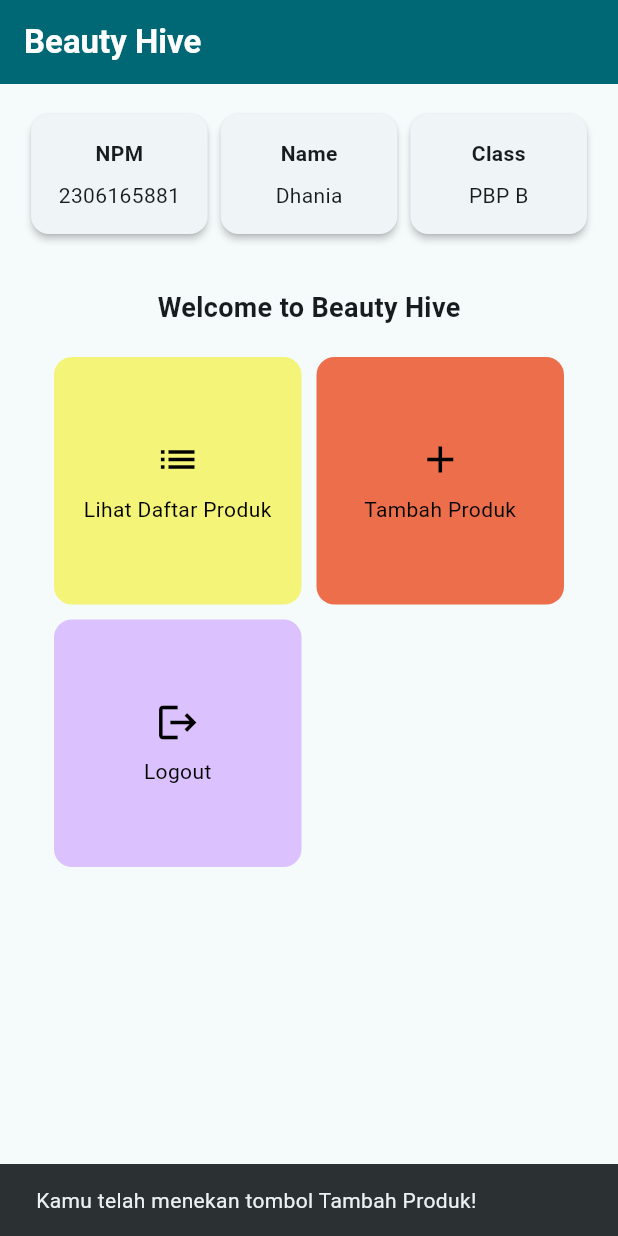
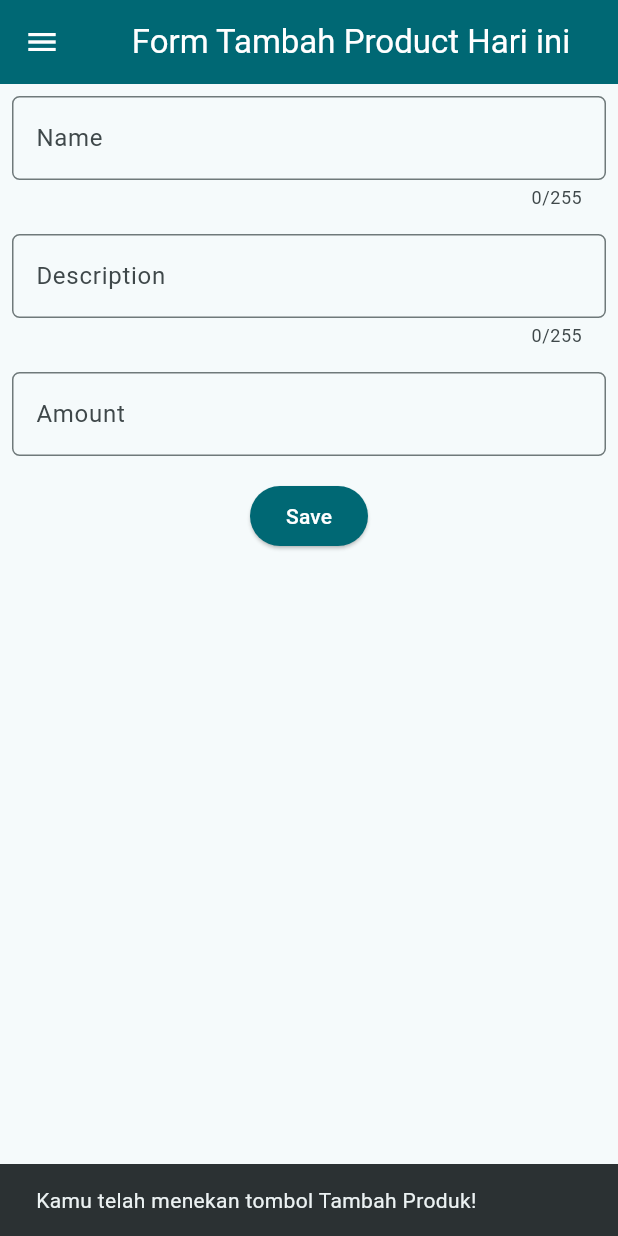
Before and after one commit to dhaniatiara/beauty-hive-mobile, a Flutter app: the screen it shows after launch, after a tap on "Tambah Produk", on a phone screen of 412 x 824 dp. Run offline on Flutter 3.47's test engine with Material 3 defaults, Android fonts, the phone set to English and light mode, and no system bars.

Commit message:
tugas 8 code done

```diff
--- a/lib/menu.dart
+++ b/lib/menu.dart
@@ -1,4 +1,6 @@
 import 'package:flutter/material.dart';
+import 'package:beauty_hive/widgets/left_drawer.dart';
+import 'package:beauty_hive/productentry_form.dart';
 
 class MyHomePage extends StatelessWidget {
   final String npm = '2306165881'; // NPM
@@ -25,7 +27,9 @@
           ),
         ),
         backgroundColor: Theme.of(context).colorScheme.primary,
+        iconTheme: const IconThemeData(color: Colors.white),
       ),
+      drawer: const LeftDrawer(),
       body: Padding(
         padding: const EdgeInsets.all(16.0),
         child: Column(
@@ -128,8 +132,14 @@
           ScaffoldMessenger.of(context)
             ..hideCurrentSnackBar()
             ..showSnackBar(
-              SnackBar(content: Text("Kamu telah menekan tombol ${item.name}!"))
+              SnackBar(content: Text("Kamu telah menekan tombol ${item.name}!")));
+
+          if (item.name == "Tambah Produk") {
+              Navigator.push(
+              context,
+              MaterialPageRoute(builder: (context) => const ProductEntryFormPage()),
             );
+          }
         },
         child: Container(
           padding: const EdgeInsets.all(8),
@@ -139,7 +149,7 @@
               children: [
                 Icon(
                   item.icon,
-                  color: Colors.black, // Ubah warna ikon menjadi hitam
+                  color: Colors.black,
                   size: 30.0,
                 ),
                 const SizedBox(height: 8),
--- /dev/null
+++ b/lib/productentry_form.dart
@@ -0,0 +1,168 @@
+import 'package:flutter/material.dart';
+import 'package:beauty_hive/widgets/left_drawer.dart';
+
+class ProductEntryFormPage extends StatefulWidget {
+  const ProductEntryFormPage({super.key});
+
+  @override
+  State<ProductEntryFormPage> createState() => _ProductEntryFormPageState();
+}
+
+class _ProductEntryFormPageState extends State<ProductEntryFormPage> {
+  final _formKey = GlobalKey<FormState>();
+  String _name = "";
+	String _description = "";
+	int _amount = 0;
+
+  @override
+  Widget build(BuildContext context) {
+    return Scaffold(
+      appBar: AppBar(
+        title: const Center(
+          child: Text(
+            'Form Tambah Product Hari ini',
+          ),
+        ),
+        backgroundColor: Theme.of(context).colorScheme.primary,
+        foregroundColor: Colors.white,
+      ),
+      drawer: const LeftDrawer(),
+      // TODO: Tambahkan drawer yang sudah dibuat di sini
+      body: Form(
+        key: _formKey,
+        child: SingleChildScrollView(
+                child: Column(
+                  crossAxisAlignment: CrossAxisAlignment.start,
+                  children: [
+                    Padding(
+                      padding: const EdgeInsets.all(8.0),
+                      child: TextFormField(
+                        decoration: InputDecoration(
+                          hintText: "Name",
+                          labelText: "Name",
+                          border: OutlineInputBorder(
+                            borderRadius: BorderRadius.circular(5.0),
+                          ),
+                        ),
+                        maxLength: 255,
+                        onChanged: (String? value) {
+                          setState(() {
+                            _name = value!;
+                          });
+                        },
+                        validator: (String? value) {
+                          if (value == null || value.isEmpty) {
+                            return "Name tidak boleh kosong!";
+                          }
+                          return null;
+                        },
+                      ),
+                    ),
+
+                    Padding(
+                      padding: const EdgeInsets.all(8.0),
+                      child: TextFormField(
+                        decoration: InputDecoration(
+                          hintText: "Description",
+                          labelText: "Description",
+                          border: OutlineInputBorder(
+                            borderRadius: BorderRadius.circular(5.0),
+                          ),
+                        ),
+                        maxLength: 255,
+                        onChanged: (String? value) {
+                          setState(() {
+                            _description = value!;
+                          });
+                        },
+                        validator: (String? value) {
+                          if (value == null || value.isEmpty) {
+                            return "Description tidak boleh kosong!";
+                          }
+                          return null;
+                        },
+                      ),
+                    ),
+                    Padding(
+                      padding: const EdgeInsets.all(8.0),
+                      child: TextFormField(
+                        decoration: InputDecoration(
+                          hintText: "Amount",
+                          labelText: "Amount",
+                          border: OutlineInputBorder(
+                            borderRadius: BorderRadius.circular(5.0),
+                          ),
+                        ),
+                        onChanged: (String? value) {
+                          setState(() {
+                            _amount = int.tryParse(value!) ?? 0;
+                          });
+                        },
+                        validator: (String? value) {
+                          if (value == null || value.isEmpty) {
+                            return "Amount tidak boleh kosong!";
+                          }
+                          if (int.tryParse(value) == null) {
+                            return "Amount harus berupa angka!";
+                          }
+                          return null;
+                        },
+                      ),
+                    ),
+
+                    Align(
+                      alignment: Alignment.bottomCenter,
+                      child: Padding(
+                        padding: const EdgeInsets.all(8.0),
+                        child: ElevatedButton(
+                          style: ButtonStyle(
+                            backgroundColor: MaterialStateProperty.all(
+                                Theme.of(context).colorScheme.primary),
+                          ),
+                          onPressed: () {
+                            if (_formKey.currentState!.validate()) {
+                              showDialog(
+                                context: context,
+                                builder: (context) {
+                                  return AlertDialog(
+                                    title: const Text('Product Berhasil Tersimpan'),
+                                    content: SingleChildScrollView(
+                                      child: Column(
+                                        crossAxisAlignment: CrossAxisAlignment.start,
+                                        children: [
+                                          Text('Name: $_name'),
+                                          Text('Description: $_description'),
+                                          Text('Amount: $_amount'),
+                                        ],
+                                      ),
+                                    ),
+                                    actions: [
+                                      TextButton(
+                                        child: const Text('OK'),
+                                        onPressed: () {
+                                          Navigator.pop(context);
+                                          _formKey.currentState!.reset();
+                                        },
+                                      ),
+                                    ],
+                                  );
+                                },
+                              );
+                            }
+                          },
+                          child: const Text(
+                            "Save",
+                            style: TextStyle(color: Colors.white),
+                          ),
+                        ),
+                      ),
+                    ),
+                  ],
+                ),
+
+              )
+        ),
+
+    );
+  }
+}
--- /dev/null
+++ b/lib/widgets/left_drawer.dart
@@ -0,0 +1,72 @@
+import 'package:flutter/material.dart';
+import 'package:beauty_hive/menu.dart';
+import 'package:beauty_hive/productentry_form.dart';
+
+class LeftDrawer extends StatelessWidget {
+  const LeftDrawer({super.key});
+
+  @override
+  Widget build(BuildContext context) {
+    return Drawer(
+      child: ListView(
+        children: [
+          DrawerHeader(
+            decoration: BoxDecoration(
+              color: Theme.of(context).colorScheme.primary,
+            ),
+            child: const Column(
+              children: [
+                Text(
+                  'Beauty Hive',
+                  textAlign: TextAlign.center,
+                  style: TextStyle(
+                    fontSize: 24,
+                    fontWeight: FontWeight.bold,
+                    color: Colors.white,
+                  ),
+                ),
+                Padding(padding: EdgeInsets.all(8)),
+                Text(
+                  "Add your beauty products here!",
+                  textAlign: TextAlign.center,
+                  style: TextStyle(
+                    fontSize: 15,
+                    color: Colors.white,
+                    fontWeight: FontWeight.normal,
+                  ),
+
+                ),
+              ],
+            ),
+          ),
+          // ListTile untuk Halaman Utama
+          ListTile(
+            leading: const Icon(Icons.home_outlined),
+            title: const Text('Halaman Utama'),
+            onTap: () {
+              Navigator.push(
+                context,
+                MaterialPageRoute(
+                  builder: (context) => MyHomePage(),
+                ),
+              );
+            },
+          ),
+
+          ListTile(
+            leading: const Icon(Icons.mood),
+            title: const Text('Tambah Mood'),
+            onTap: () {
+              Navigator.push(
+                context,
+                MaterialPageRoute(
+                  builder: (context) => const ProductEntryFormPage(),
+                ),
+              );
+            },
+          ),
+        ],
+      ),
+    );
+  }
+}
```
